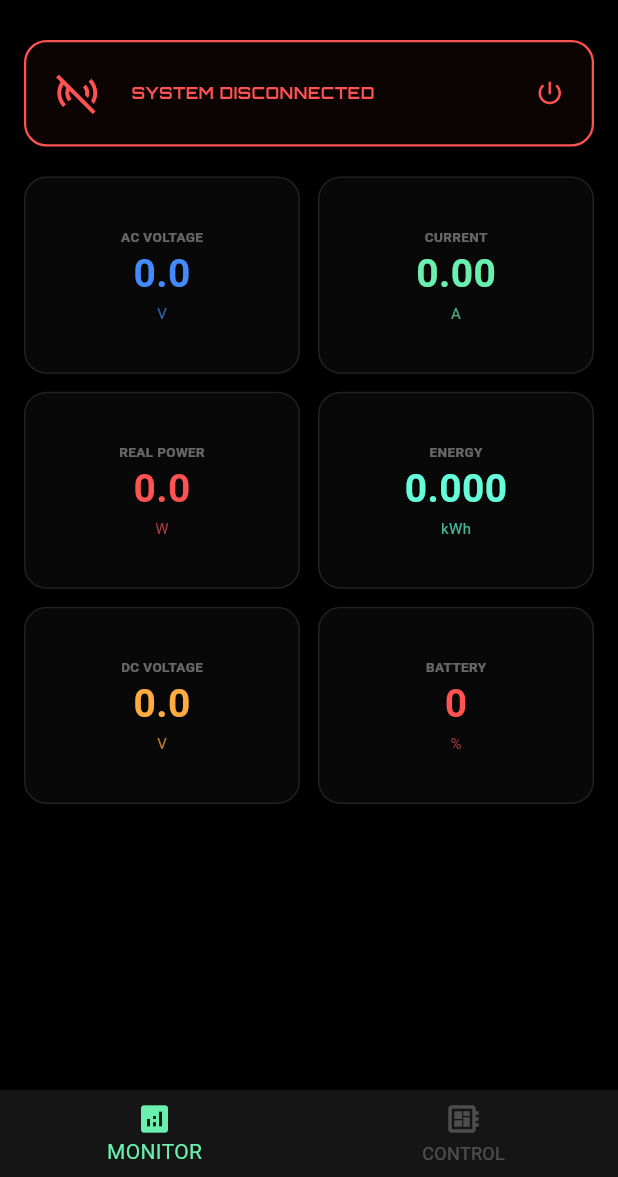
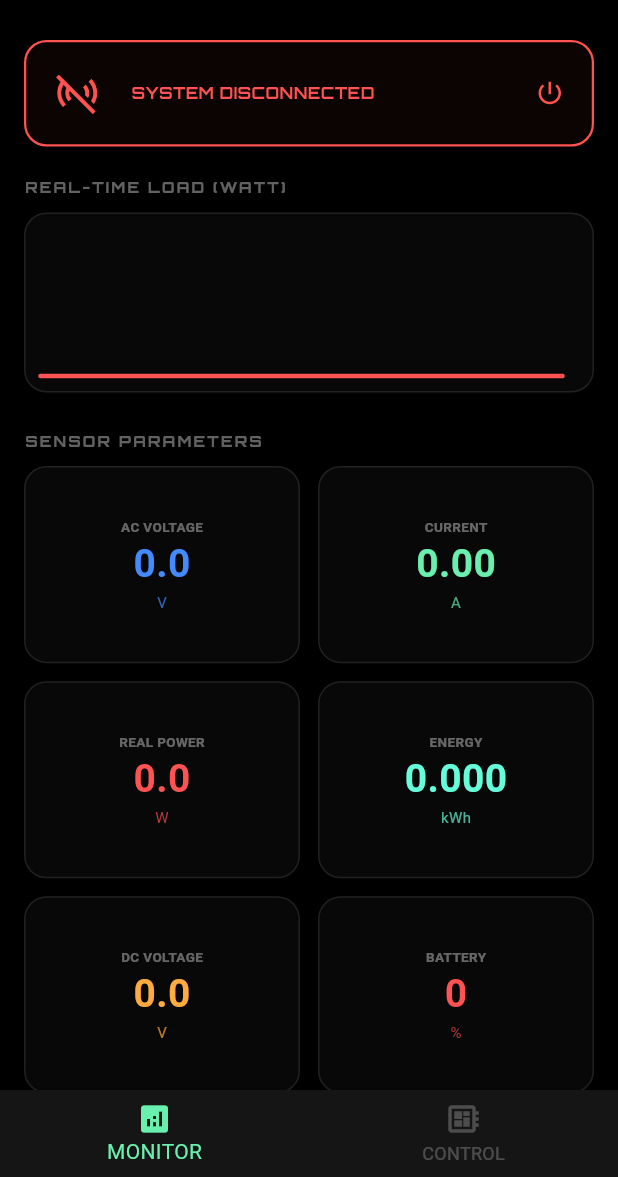
Before and after one commit to ramaariw/PMS-flutter-esp32, a Flutter app: the screen it shows after launch, on a phone screen of 412 x 824 dp, the part 59-1236 px from its top. Run offline on Flutter 3.47's test engine with Material 3 defaults, Android fonts, the phone set to English and light mode, and no system bars; drawn by our look-alikes of fl_chart; our stand-ins replace google_fonts, shared_preferences; missing offline and left inert: mqtt_client.

Commit message:
feat: add watt history tracking and real-time load chart to MonitoringScreen

```diff
--- a/lib/providers/power_provider.dart
+++ b/lib/providers/power_provider.dart
@@ -15,6 +15,12 @@ class PowerProvider with ChangeNotifier {
 
   // --- V1.3 SYSTEM LOGS ---
   List<String> logs = [];
+
+  // --- V1.3 CHART DATA (Watt History) ---
+  List<double> wattHistory = List.filled(
+    10,
+    0.0,
+  ); // Simpan 10 titik data terakhir
 
   // Data Sensor
   double acVolt = 0.0, ampere = 0.0, watt = 0.0, kwh = 0.0, dcVolt = 0.0;
@@ -40,7 +46,14 @@ class PowerProvider with ChangeNotifier {
     String timestamp =
         "${DateTime.now().hour.toString().padLeft(2, '0')}:${DateTime.now().minute.toString().padLeft(2, '0')}:${DateTime.now().second.toString().padLeft(2, '0')}";
     logs.insert(0, "[$timestamp] $message");
-    if (logs.length > 20) logs.removeLast(); // Batasi 20 log
+    if (logs.length > 20) logs.removeLast();
+    notifyListeners();
+  }
+
+  // --- FUNGSI UPDATE CHART ---
+  void _updateWattHistory(double newWatt) {
+    wattHistory.removeAt(0); // Hapus data paling kiri (lama)
+    wattHistory.add(newWatt); // Tambah data baru ke kanan
     notifyListeners();
   }
 
@@ -157,6 +170,9 @@ class PowerProvider with ChangeNotifier {
       scheduleR1 = data['sch_1']?.toString() ?? "";
       scheduleR2 = data['sch_2']?.toString() ?? "";
 
+      // Update Grafik Watt
+      _updateWattHistory(watt);
+
       _saveLocalState();
       notifyListeners();
     } catch (e) {
--- a/lib/screens/monitoring_screen.dart
+++ b/lib/screens/monitoring_screen.dart
@@ -1,6 +1,7 @@
 import 'package:flutter/material.dart';
 import 'package:provider/provider.dart';
 import 'package:google_fonts/google_fonts.dart';
+import 'package:fl_chart/fl_chart.dart'; // Import Charting Package
 import '../providers/power_provider.dart';
 
 class MonitoringScreen extends StatelessWidget {
@@ -16,7 +17,7 @@ class MonitoringScreen extends StatelessWidget {
           backgroundColor: Colors.transparent,
           appBar: AppBar(
             title: Text(
-              "PMS v1.3 by Ame", // Update Version
+              "PMS v1.3 by Ame",
               style: GoogleFonts.orbitron(
                 fontSize: 16,
                 letterSpacing: 2,
@@ -51,9 +52,21 @@ class MonitoringScreen extends StatelessWidget {
               physics: const AlwaysScrollableScrollPhysics(),
               padding: const EdgeInsets.symmetric(horizontal: 16, vertical: 10),
               child: Column(
+                crossAxisAlignment: CrossAxisAlignment.start,
                 children: [
                   _buildHeader(context, powerData),
                   const SizedBox(height: 20),
+
+                  // --- SECTION NEW: LIVE WATT CHART ---
+                  _buildSectionLabel(isDark, "REAL-TIME LOAD (WATT)"),
+                  const SizedBox(height: 10),
+                  _buildWattChart(context, powerData, isDark),
+
+                  const SizedBox(height: 25),
+
+                  // --- SECTION: GRID DATA ---
+                  _buildSectionLabel(isDark, "SENSOR PARAMETERS"),
+                  const SizedBox(height: 10),
                   GridView.count(
                     shrinkWrap: true,
                     physics: const NeverScrollableScrollPhysics(),
@@ -115,6 +128,68 @@ class MonitoringScreen extends StatelessWidget {
     );
   }
 
+  Widget _buildSectionLabel(bool isDark, String label) {
+    return Text(
+      label,
+      style: GoogleFonts.orbitron(
+        fontSize: 10,
+        fontWeight: FontWeight.bold,
+        color: isDark ? Colors.white38 : Colors.black38,
+        letterSpacing: 1.5,
+      ),
+    );
+  }
+
+  Widget _buildWattChart(
+    BuildContext context,
+    PowerProvider powerData,
+    bool isDark,
+  ) {
+    return Container(
+      height: 120,
+      padding: const EdgeInsets.fromLTRB(10, 20, 20, 10),
+      decoration: BoxDecoration(
+        color: isDark ? Colors.white.withValues(alpha: 0.03) : Colors.white,
+        borderRadius: BorderRadius.circular(15),
+        border: Border.all(color: isDark ? Colors.white10 : Colors.black12),
+        boxShadow:
+            isDark
+                ? []
+                : [
+                  BoxShadow(
+                    color: Colors.black.withOpacity(0.05),
+                    blurRadius: 4,
+                    offset: const Offset(0, 2),
+                  ),
+                ],
+      ),
+      child: LineChart(
+        LineChartData(
+          gridData: const FlGridData(show: false),
+          titlesData: const FlTitlesData(show: false),
+          borderData: FlBorderData(show: false),
+          lineBarsData: [
+            LineChartBarData(
+              spots:
+                  powerData.wattHistory.asMap().entries.map((e) {
+                    return FlSpot(e.key.toDouble(), e.value);
+                  }).toList(),
+              isCurved: true,
+              color: Colors.redAccent,
+              barWidth: 3,
+              isStrokeCapRound: true,
+              dotData: const FlDotData(show: false),
+              belowBarData: BarAreaData(
+                show: true,
+                color: Colors.redAccent.withValues(alpha: 0.15),
+              ),
+            ),
+          ],
+        ),
+      ),
+    );
+  }
+
   Color _getBatColor(int status, bool isDark) {
     if (status > 60) return isDark ? Colors.greenAccent : Colors.green[700]!;
     if (status > 20) return Colors.orangeAccent;
@@ -143,14 +218,6 @@ class MonitoringScreen extends StatelessWidget {
                   : Colors.red.withValues(alpha: 0.05),
           borderRadius: BorderRadius.circular(15),
           border: Border.all(color: accentColor, width: 1.5),
-          boxShadow: [
-            if (connected && isDark)
-              BoxShadow(
-                color: accentColor.withValues(alpha: 0.1),
-                blurRadius: 10,
-                spreadRadius: 1,
-              ),
-          ],
         ),
         child: Row(
           children: [
--- a/pubspec.yaml
+++ b/pubspec.yaml
@@ -36,6 +36,7 @@ dependencies:
   google_fonts: ^6.1.0
   cupertino_icons: ^1.0.8
   shared_preferences: ^2.2.2
+  fl_chart: ^0.70.0
   # The following adds the Cupertino Icons font to your application.
   # Use with the CupertinoIcons class for iOS style icons.
 
```
Also changed, not shown: pubspec.lock.
